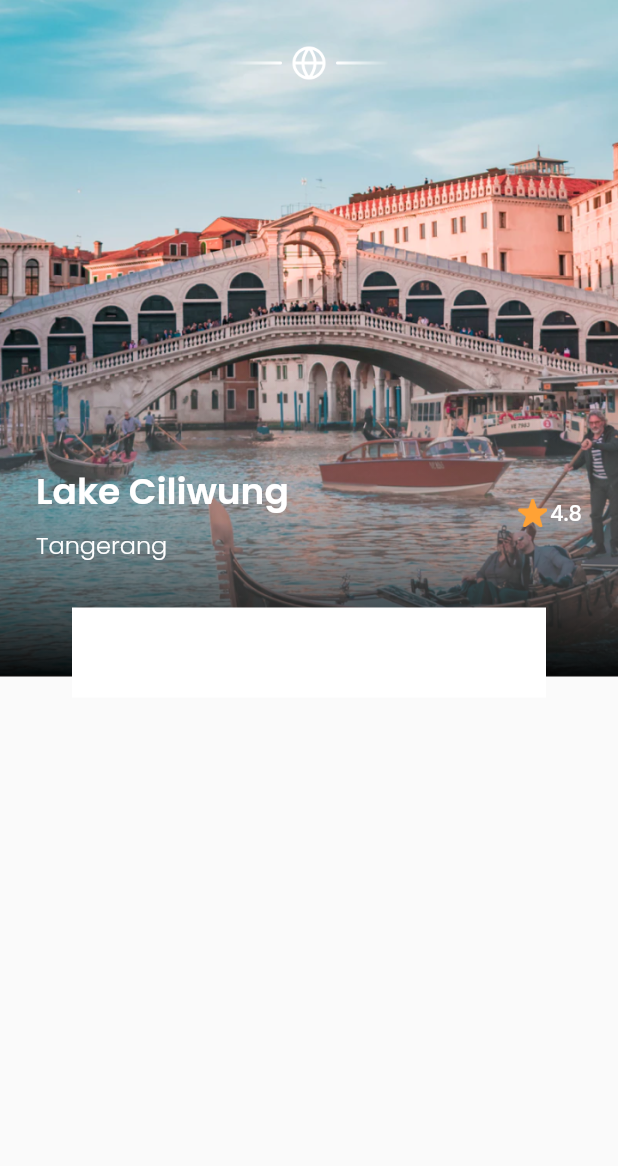
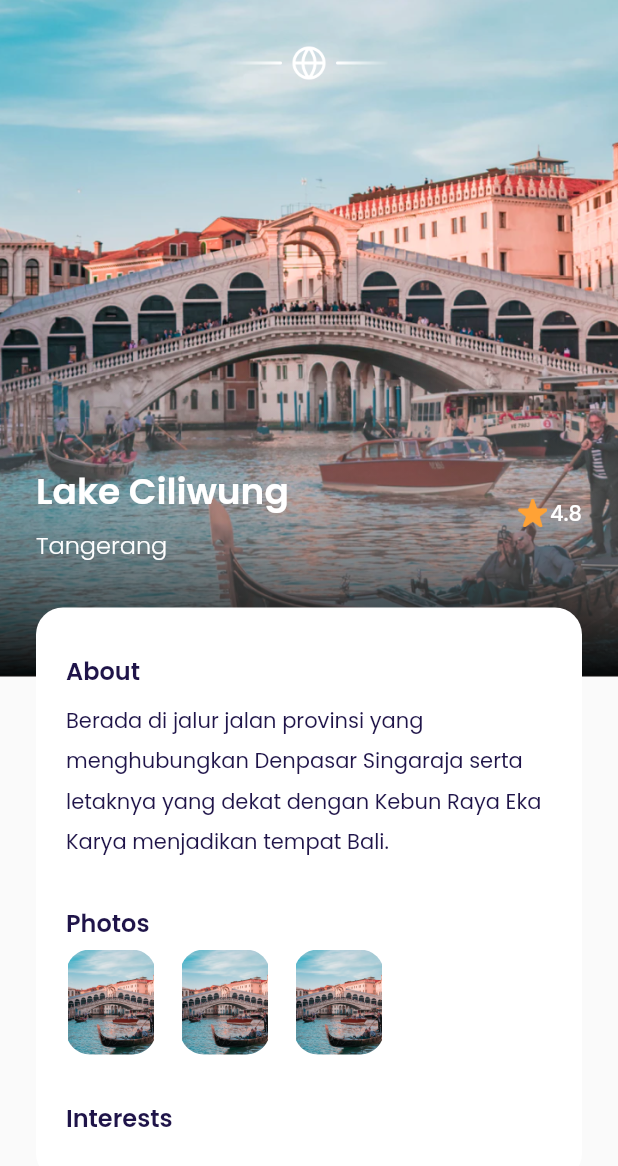
Before and after one commit to asrafilll/airplane-bwa, a Flutter app: the DetailPage screen opened directly, on a phone screen of 412 x 824 dp. Shown: the top 1166 px of the screen. Run offline on Flutter 3.47's test engine with Material 2 defaults, Android fonts, the phone set to English and light mode, and no system bars; our stand-ins replace google_fonts.

Commit message:
detail page 70%

```diff
--- a/lib/ui/pages/detail_page/detail_content_section.dart
+++ b/lib/ui/pages/detail_page/detail_content_section.dart
@@ -70,10 +70,9 @@ class DetailContentSection extends StatelessWidget {
 
           // CONTENT
           Container(
+            width: double.infinity,
             margin: const EdgeInsets.only(
               top: 30,
-              left: 24,
-              right: 24,
             ),
             padding: const EdgeInsets.symmetric(
               vertical: 30,
@@ -81,6 +80,77 @@ class DetailContentSection extends StatelessWidget {
             ),
             decoration: BoxDecoration(
               color: kWhiteColor,
+              borderRadius: BorderRadius.circular(defaultRadius),
+            ),
+            child: Column(
+              crossAxisAlignment: CrossAxisAlignment.start,
+              children: [
+                Text(
+                  'About',
+                  style: blackTextStyle.copyWith(
+                    fontWeight: semibold,
+                    fontSize: 16,
+                  ),
+                ),
+                const SizedBox(height: 6),
+                Text(
+                  'Berada di jalur jalan provinsi yang menghubungkan Denpasar Singaraja serta letaknya yang dekat dengan Kebun Raya Eka Karya menjadikan tempat Bali.',
+                  style: blackTextStyle.copyWith(height: 1.9),
+                ),
+                const SizedBox(height: 30),
+                Text(
+                  'Photos',
+                  style: blackTextStyle.copyWith(
+                    fontWeight: semibold,
+                    fontSize: 16,
+                  ),
+                ),
+                const SizedBox(height: 6),
+                Row(
+                  children: [
+                    Container(
+                      width: 60,
+                      height: 70,
+                      decoration: BoxDecoration(
+                        borderRadius: BorderRadius.circular(16),
+                        image: const DecorationImage(
+                          image: AssetImage('assets/image_destination1.png'),
+                        ),
+                      ),
+                    ),
+                    const SizedBox(width: 16),
+                    Container(
+                      width: 60,
+                      height: 70,
+                      decoration: BoxDecoration(
+                        borderRadius: BorderRadius.circular(16),
+                        image: const DecorationImage(
+                          image: AssetImage('assets/image_destination1.png'),
+                        ),
+                      ),
+                    ),
+                    const SizedBox(width: 16),
+                    Container(
+                      width: 60,
+                      height: 70,
+                      decoration: BoxDecoration(
+                        borderRadius: BorderRadius.circular(16),
+                        image: const DecorationImage(
+                          image: AssetImage('assets/image_destination1.png'),
+                        ),
+                      ),
+                    )
+                  ],
+                ),
+                const SizedBox(height: 30),
+                Text(
+                  'Interests',
+                  style: blackTextStyle.copyWith(
+                    fontWeight: semibold,
+                    fontSize: 16,
+                  ),
+                ),
+              ],
             ),
           ),
         ],
```
